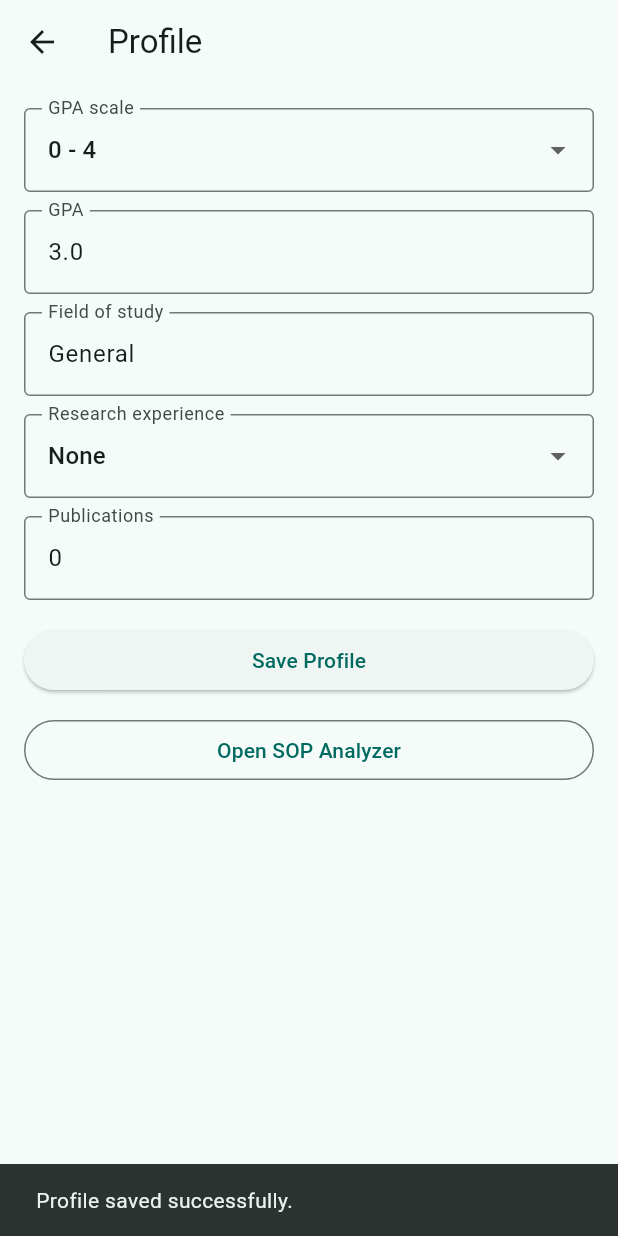
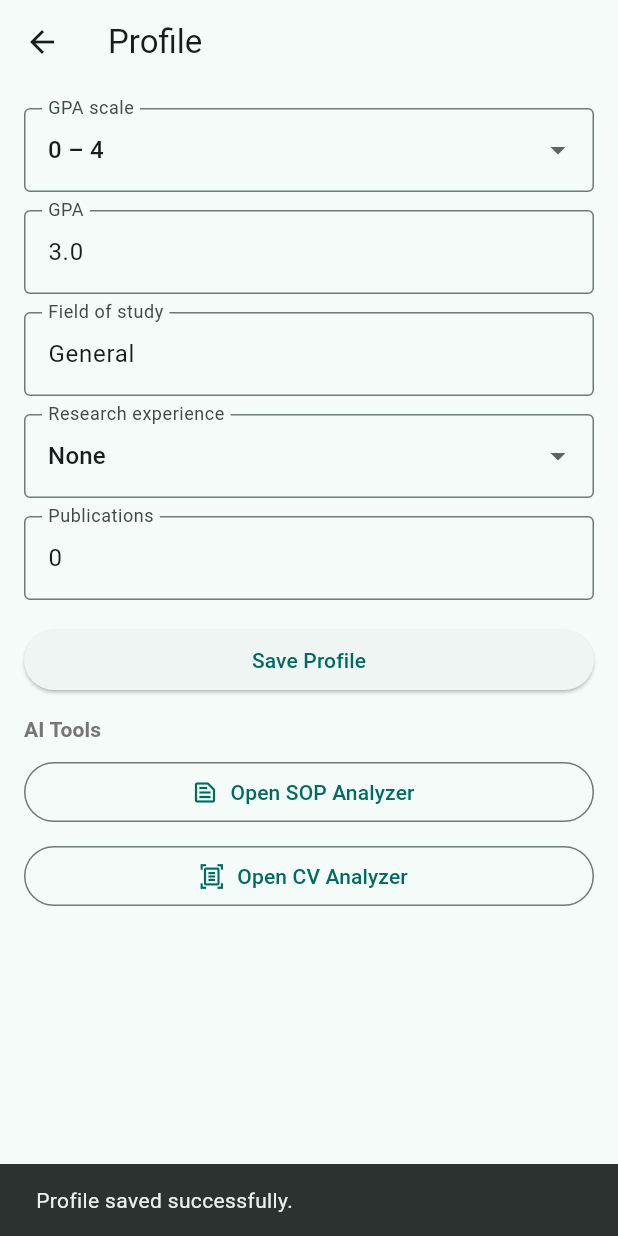
Before and after one commit to aliakarma/Mobile-App-Repo, a Flutter app: the ProfileScreen screen opened directly, after a tap on "Save Profile", on a phone screen of 412 x 824 dp. Run offline on Flutter 3.47's test engine with Material 3 defaults, Android fonts, the phone set to English and light mode, and no system bars; our stand-ins replace fl_chart, shared_preferences, sqflite_common_ffi; accounts and stored records are empty.

Commit message:
Add AI Tools section and tidy Profile UI
Add CV Analyzer import and navigation, convert SOP button to OutlinedButton.icon and add a new CV Analyzer button with icons under an "AI Tools" label. Perform small refactors and UI tidy-ups: compacted appBar, collapsed simple mounted/validation checks into single-line returns, streamlined setState callbacks, adjusted GPA scale label formatting, and minor input/validator formatting improvements. These changes improve UX and clean up the ProfileScreen code.

```diff
--- a/lib/screens/profile_screen.dart
+++ b/lib/screens/profile_screen.dart
@@ -3,6 +3,7 @@ import 'package:flutter/material.dart';
 import '../models/user_profile_model.dart';
 import '../services/user_profile_service.dart';
 import '../widgets/app_ui.dart';
+import 'cv_analyzer_screen.dart';
 import 'sop_analyzer_screen.dart';
 
 class ProfileScreen extends StatefulWidget {
@@ -39,9 +40,7 @@ class _ProfileScreenState extends State<ProfileScreen> {
 
   Future<void> _loadProfile() async {
     final profile = await _profileService.getProfile();
-    if (!mounted) {
-      return;
-    }
+    if (!mounted) return;
     setState(() {
       _gpaController.text = profile.gpa.toString();
       _fieldController.text = profile.fieldOfStudy;
@@ -53,9 +52,7 @@ class _ProfileScreenState extends State<ProfileScreen> {
   }
 
   Future<void> _saveProfile() async {
-    if (!(_formKey.currentState?.validate() ?? false)) {
-      return;
-    }
+    if (!(_formKey.currentState?.validate() ?? false)) return;
 
     final profile = UserProfileModel(
       gpa: double.parse(_gpaController.text.trim()),
@@ -66,9 +63,7 @@ class _ProfileScreenState extends State<ProfileScreen> {
     );
 
     await _profileService.saveProfile(profile);
-    if (!mounted) {
-      return;
-    }
+    if (!mounted) return;
     ScaffoldMessenger.of(context).showSnackBar(
       const SnackBar(content: Text('Profile saved successfully.')),
     );
@@ -77,9 +72,7 @@ class _ProfileScreenState extends State<ProfileScreen> {
   @override
   Widget build(BuildContext context) {
     return Scaffold(
-      appBar: AppBar(
-        title: const Text('Profile'),
-      ),
+      appBar: AppBar(title: const Text('Profile')),
       body: _isLoading
           ? const Center(child: CircularProgressIndicator())
           : SingleChildScrollView(
@@ -96,33 +89,26 @@ class _ProfileScreenState extends State<ProfileScreen> {
                         border: OutlineInputBorder(),
                       ),
                       items: const [
-                        DropdownMenuItem(value: 4, child: Text('0 - 4')),
-                        DropdownMenuItem(value: 10, child: Text('0 - 10')),
+                        DropdownMenuItem(value: 4, child: Text('0 – 4')),
+                        DropdownMenuItem(value: 10, child: Text('0 – 10')),
                       ],
                       onChanged: (value) {
-                        if (value == null) {
-                          return;
-                        }
-                        setState(() {
-                          _gpaScale = value;
-                        });
+                        if (value == null) return;
+                        setState(() => _gpaScale = value);
                       },
                     ),
                     const SizedBox(height: AppSpacing.s12),
                     TextFormField(
                       controller: _gpaController,
-                      keyboardType: const TextInputType.numberWithOptions(
-                        decimal: true,
-                      ),
+                      keyboardType:
+                          const TextInputType.numberWithOptions(decimal: true),
                       decoration: const InputDecoration(
                         labelText: 'GPA',
                         border: OutlineInputBorder(),
                       ),
                       validator: (value) {
                         final parsed = double.tryParse(value?.trim() ?? '');
-                        if (parsed == null ||
-                            parsed < 0 ||
-                            parsed > _gpaScale) {
+                        if (parsed == null || parsed < 0 || parsed > _gpaScale) {
                           return 'Enter a GPA between 0 and $_gpaScale';
                         }
                         return null;
@@ -153,17 +139,11 @@ class _ProfileScreenState extends State<ProfileScreen> {
                         DropdownMenuItem(value: 'none', child: Text('None')),
                         DropdownMenuItem(value: 'basic', child: Text('Basic')),
                         DropdownMenuItem(
-                          value: 'advanced',
-                          child: Text('Advanced'),
-                        ),
+                            value: 'advanced', child: Text('Advanced')),
                       ],
                       onChanged: (value) {
-                        if (value == null) {
-                          return;
-                        }
-                        setState(() {
-                          _researchLevel = value;
-                        });
+                        if (value == null) return;
+                        setState(() => _researchLevel = value);
                       },
                     ),
                     const SizedBox(height: AppSpacing.s12),
@@ -188,7 +168,17 @@ class _ProfileScreenState extends State<ProfileScreen> {
                       child: const Text('Save Profile'),
                     ),
                     const SizedBox(height: AppSpacing.s12),
-                    OutlinedButton(
+
+                    // ---- AI Tools ----
+                    Text(
+                      'AI Tools',
+                      style: Theme.of(context).textTheme.titleSmall?.copyWith(
+                            color: Colors.grey.shade600,
+                            fontWeight: FontWeight.w600,
+                          ),
+                    ),
+                    const SizedBox(height: AppSpacing.s8),
+                    OutlinedButton.icon(
                       onPressed: () {
                         Navigator.of(context).push(
                           MaterialPageRoute<void>(
@@ -196,7 +186,20 @@ class _ProfileScreenState extends State<ProfileScreen> {
                           ),
                         );
                       },
-                      child: const Text('Open SOP Analyzer'),
+                      icon: const Icon(Icons.text_snippet_outlined),
+                      label: const Text('Open SOP Analyzer'),
+                    ),
+                    const SizedBox(height: AppSpacing.s8),
+                    OutlinedButton.icon(
+                      onPressed: () {
+                        Navigator.of(context).push(
+                          MaterialPageRoute<void>(
+                            builder: (_) => const CvAnalyzerScreen(),
+                          ),
+                        );
+                      },
+                      icon: const Icon(Icons.document_scanner_outlined),
+                      label: const Text('Open CV Analyzer'),
                     ),
                   ],
                 ),
```
